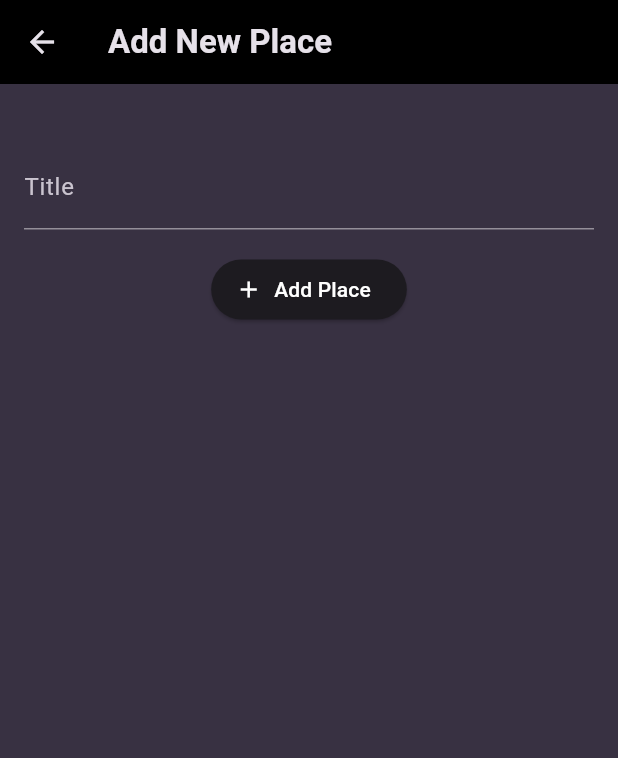
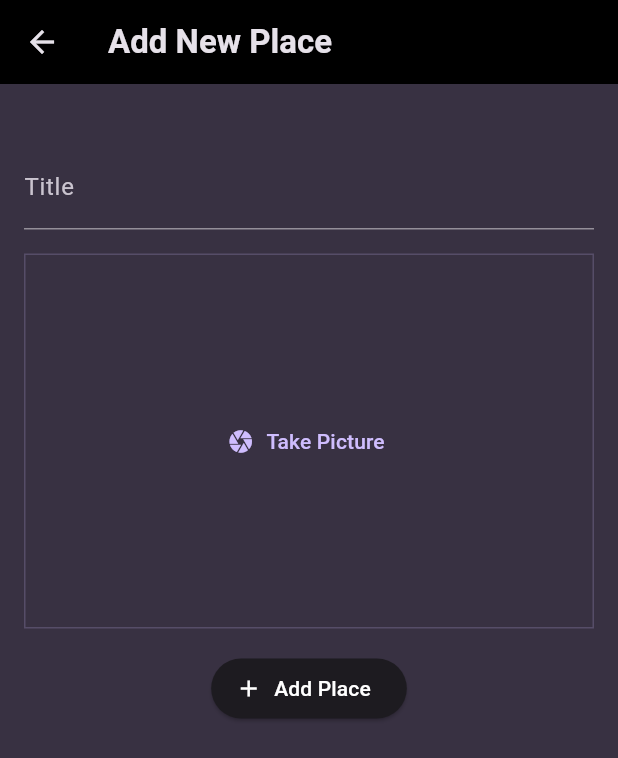
Before and after one commit to Siddiqui145/favorite_places, a Flutter app: the AddPlaceScreen screen opened directly, on a phone screen of 412 x 824 dp. Shown: the top 758 px of the screen. Run offline on Flutter 3.47's test engine with Material 3 defaults, Android fonts, the phone set to English and light mode, and no system bars; our stand-ins replace flutter_riverpod, google_fonts.

Commit message:
adding images screen done

```diff
--- a/lib/screens/add_place_screen.dart
+++ b/lib/screens/add_place_screen.dart
@@ -1,4 +1,5 @@
 import 'package:favorite_places/providers/places_provider.dart';
+import 'package:favorite_places/widgets/image_input_widget.dart';
 import 'package:flutter/material.dart';
 import 'package:flutter_riverpod/flutter_riverpod.dart';
 
@@ -53,6 +54,10 @@ class _AddPlaceScreenState extends ConsumerState<AddPlaceScreen> {
             const SizedBox(
               height: 16,
             ),
+            ImageInputWidget(),
+            const SizedBox(
+              height: 16,
+            ),
             ElevatedButton.icon(
               onPressed: savePlace,
               icon: Icon(Icons.add, color: Colors.white,),
--- /dev/null
+++ b/lib/widgets/image_input_widget.dart
@@ -0,0 +1,31 @@
+import 'package:flutter/material.dart';
+
+class ImageInputWidget extends StatefulWidget {
+  const ImageInputWidget({super.key});
+
+  @override
+  State<ImageInputWidget> createState() => _ImageInputWidgetState();
+}
+
+class _ImageInputWidgetState extends State<ImageInputWidget> {
+
+  void takePicture(){}
+
+  @override
+  Widget build(BuildContext context) {
+
+    //displaying a nice container to be able to add our images
+    return Container(
+      decoration: BoxDecoration(
+        border: Border.all(width: 1, color: Theme.of(context).colorScheme.primary.withValues(alpha: 0.2) )
+      ),
+      height: 250,
+      width: double.infinity,
+      alignment: Alignment.center,  //would keep centered from both sides hori, vert.
+      child: TextButton.icon(
+        icon: const Icon(Icons.camera),
+        onPressed: takePicture,
+        label: Text('Take Picture')),
+    );
+  }
+}
```
